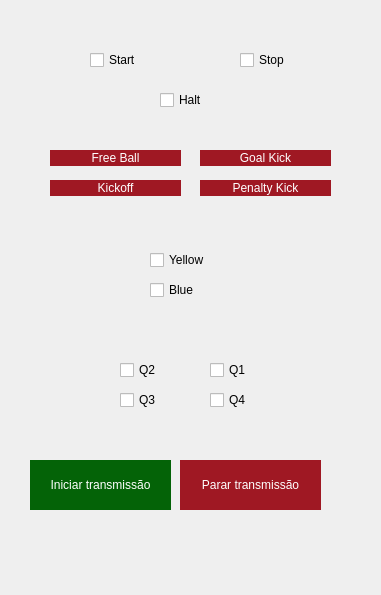
Qt form reddragons/interface/ui_files/juiz.ui (Red-Dragons-UFSCar/red-visao) before a commit.
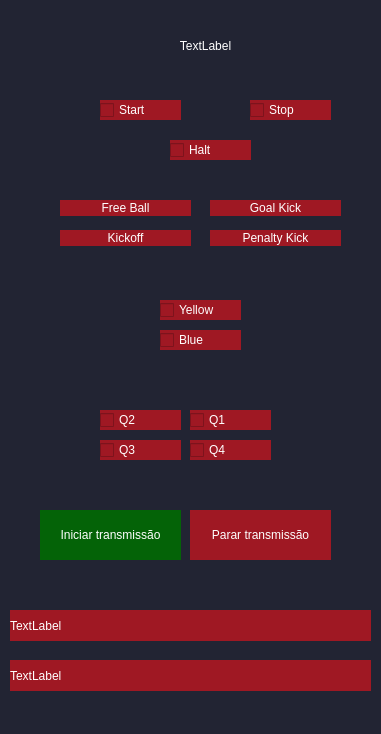
The same form after that commit.

Commit message: Label com estado atual e anterior de jogo

The edit to the form file:
```diff
--- a/reddragons/interface/ui_files/juiz.ui
+++ b/reddragons/interface/ui_files/juiz.ui
@@ -7,22 +7,30 @@
     <x>0</x>
     <y>0</y>
     <width>381</width>
-    <height>595</height>
+    <height>734</height>
    </rect>
   </property>
   <property name="windowTitle">
    <string>MainWindow</string>
   </property>
+  <property name="styleSheet">
+   <string notr="true">background-color: #222433;</string>
+  </property>
   <widget class="QWidget" name="centralwidget">
    <widget class="QCheckBox" name="QT_btStart">
     <property name="geometry">
      <rect>
-      <x>90</x>
-      <y>50</y>
+      <x>100</x>
+      <y>100</y>
       <width>81</width>
       <height>20</height>
      </rect>
     </property>
+    <property name="styleSheet">
+     <string notr="true">color:rgb(255,255,255);
+background-color: #9F1823;
+</string>
+    </property>
     <property name="text">
      <string>Start</string>
     </property>
@@ -30,12 +38,17 @@
    <widget class="QCheckBox" name="QT_btQ1">
     <property name="geometry">
      <rect>
-      <x>210</x>
-      <y>360</y>
+      <x>190</x>
+      <y>410</y>
       <width>81</width>
       <height>20</height>
      </rect>
     </property>
+    <property name="styleSheet">
+     <string notr="true">color:rgb(255,255,255);
+background-color: #9F1823;
+</string>
+    </property>
     <property name="text">
      <string>Q1</string>
     </property>
@@ -43,12 +56,17 @@
    <widget class="QCheckBox" name="QT_btQ2">
     <property name="geometry">
      <rect>
-      <x>120</x>
-      <y>360</y>
+      <x>100</x>
+      <y>410</y>
       <width>81</width>
       <height>20</height>
      </rect>
     </property>
+    <property name="styleSheet">
+     <string notr="true">color:rgb(255,255,255);
+background-color: #9F1823;
+</string>
+    </property>
     <property name="text">
      <string>Q2</string>
     </property>
@@ -56,8 +74,8 @@
    <widget class="QPushButton" name="QT_btKickOff">
     <property name="geometry">
      <rect>
-      <x>50</x>
-      <y>180</y>
+      <x>60</x>
+      <y>230</y>
       <width>131</width>
       <height>16</height>
      </rect>
@@ -81,12 +99,17 @@
    <widget class="QCheckBox" name="QT_btBlue">
     <property name="geometry">
      <rect>
-      <x>150</x>
-      <y>280</y>
+      <x>160</x>
+      <y>330</y>
       <width>81</width>
       <height>20</height>
      </rect>
     </property>
+    <property name="styleSheet">
+     <string notr="true">color:rgb(255,255,255);
+background-color: #9F1823;
+</string>
+    </property>
     <property name="text">
      <string>Blue</string>
     </property>
@@ -94,8 +117,8 @@
    <widget class="QPushButton" name="QT_btFreeBall">
     <property name="geometry">
      <rect>
-      <x>50</x>
-      <y>150</y>
+      <x>60</x>
+      <y>200</y>
       <width>131</width>
       <height>16</height>
      </rect>
@@ -119,8 +142,8 @@
    <widget class="QPushButton" name="QT_btGoalKick">
     <property name="geometry">
      <rect>
-      <x>200</x>
-      <y>150</y>
+      <x>210</x>
+      <y>200</y>
       <width>131</width>
       <height>16</height>
      </rect>
@@ -144,8 +167,8 @@
    <widget class="QPushButton" name="QT_btPenaltyKick">
     <property name="geometry">
      <rect>
-      <x>200</x>
-      <y>180</y>
+      <x>210</x>
+      <y>230</y>
       <width>131</width>
       <height>16</height>
      </rect>
@@ -169,12 +192,17 @@
    <widget class="QCheckBox" name="QT_btQ4">
     <property name="geometry">
      <rect>
-      <x>210</x>
-      <y>390</y>
+      <x>190</x>
+      <y>440</y>
       <width>81</width>
       <height>20</height>
      </rect>
     </property>
+    <property name="styleSheet">
+     <string notr="true">color:rgb(255,255,255);
+background-color: #9F1823;
+</string>
+    </property>
     <property name="text">
      <string>Q4</string>
     </property>
@@ -182,12 +210,18 @@
    <widget class="QCheckBox" name="QT_btYellow">
     <property name="geometry">
      <rect>
-      <x>150</x>
-      <y>250</y>
+      <x>160</x>
+      <y>300</y>
       <width>81</width>
       <height>20</height>
      </rect>
     </property>
+    <property name="styleSheet">
+     <string notr="true">color:rgb(255,255,255);
+background-color: #9F1823;
+
+</string>
+    </property>
     <property name="text">
      <string>Yellow</string>
     </property>
@@ -195,12 +229,17 @@
    <widget class="QCheckBox" name="QT_btStop">
     <property name="geometry">
      <rect>
-      <x>240</x>
-      <y>50</y>
+      <x>250</x>
+      <y>100</y>
       <width>81</width>
       <height>20</height>
      </rect>
     </property>
+    <property name="styleSheet">
+     <string notr="true">color:rgb(255,255,255);
+background-color: #9F1823;
+</string>
+    </property>
     <property name="text">
      <string>Stop</string>
     </property>
@@ -208,12 +247,17 @@
    <widget class="QCheckBox" name="QT_btHalt">
     <property name="geometry">
      <rect>
-      <x>160</x>
-      <y>90</y>
+      <x>170</x>
+      <y>140</y>
       <width>81</width>
       <height>20</height>
      </rect>
     </property>
+    <property name="styleSheet">
+     <string notr="true">color:rgb(255,255,255);
+background-color: #9F1823;
+</string>
+    </property>
     <property name="text">
      <string>Halt</string>
     </property>
@@ -221,12 +265,17 @@
    <widget class="QCheckBox" name="QT_btQ3">
     <property name="geometry">
      <rect>
-      <x>120</x>
-      <y>390</y>
+      <x>100</x>
+      <y>440</y>
       <width>81</width>
       <height>20</height>
      </rect>
     </property>
+    <property name="styleSheet">
+     <string notr="true">color:rgb(255,255,255);
+background-color: #9F1823;
+</string>
+    </property>
     <property name="text">
      <string>Q3</string>
     </property>
@@ -234,8 +283,8 @@
    <widget class="QPushButton" name="btPararTransmissao">
     <property name="geometry">
      <rect>
-      <x>180</x>
-      <y>460</y>
+      <x>190</x>
+      <y>510</y>
       <width>141</width>
       <height>50</height>
      </rect>
@@ -431,8 +480,8 @@
    <widget class="QPushButton" name="btJogar">
     <property name="geometry">
      <rect>
-      <x>30</x>
-      <y>460</y>
+      <x>40</x>
+      <y>510</y>
       <width>141</width>
       <height>50</height>
      </rect>
@@ -625,6 +674,69 @@
      <string>Iniciar transmissão</string>
     </property>
    </widget>
+   <widget class="QLabel" name="qt_Label">
+    <property name="geometry">
+     <rect>
+      <x>70</x>
+      <y>20</y>
+      <width>271</width>
+      <height>51</height>
+     </rect>
+    </property>
+    <property name="font">
+     <font/>
+    </property>
+    <property name="styleSheet">
+     <string notr="true">color:rgb(255,255,255)</string>
+    </property>
+    <property name="text">
+     <string>TextLabel</string>
+    </property>
+    <property name="alignment">
+     <set>Qt::AlignCenter</set>
+    </property>
+   </widget>
+   <widget class="QLabel" name="qt_UltimaFalta">
+    <property name="geometry">
+     <rect>
+      <x>10</x>
+      <y>610</y>
+      <width>361</width>
+      <height>31</height>
+     </rect>
+    </property>
+    <property name="font">
+     <font/>
+    </property>
+    <property name="styleSheet">
+     <string notr="true">color:rgb(255,255,255);
+background-color: #9F1823;
+</string>
+    </property>
+    <property name="text">
+     <string>TextLabel</string>
+    </property>
+   </widget>
+   <widget class="QLabel" name="qt_FaltaAtual">
+    <property name="geometry">
+     <rect>
+      <x>10</x>
+      <y>660</y>
+      <width>361</width>
+      <height>31</height>
+     </rect>
+    </property>
+    <property name="font">
+     <font/>
+    </property>
+    <property name="styleSheet">
+     <string notr="true">color:rgb(255,255,255);
+background-color: #9F1823;</string>
+    </property>
+    <property name="text">
+     <string>TextLabel</string>
+    </property>
+   </widget>
   </widget>
  </widget>
  <resources/>
```
The commit also changes 2 other files.
